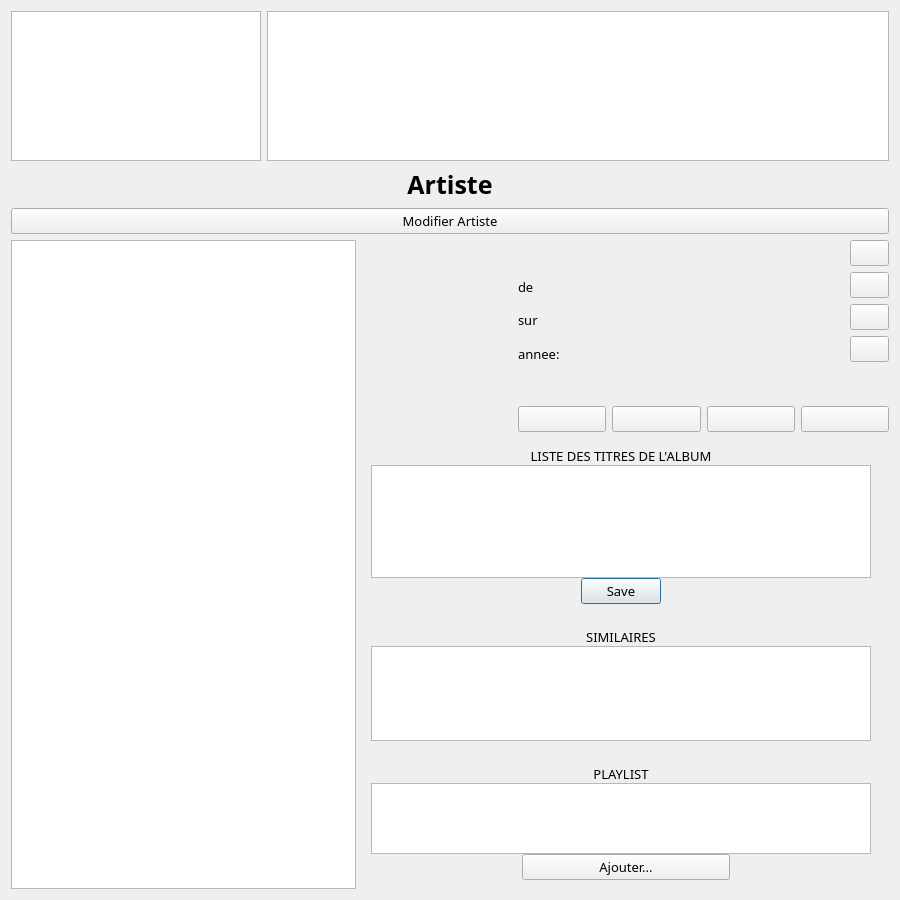
Qt form projet-musique/core/ongletmp3.ui (toopoormaghell/projet-musique) before a commit.
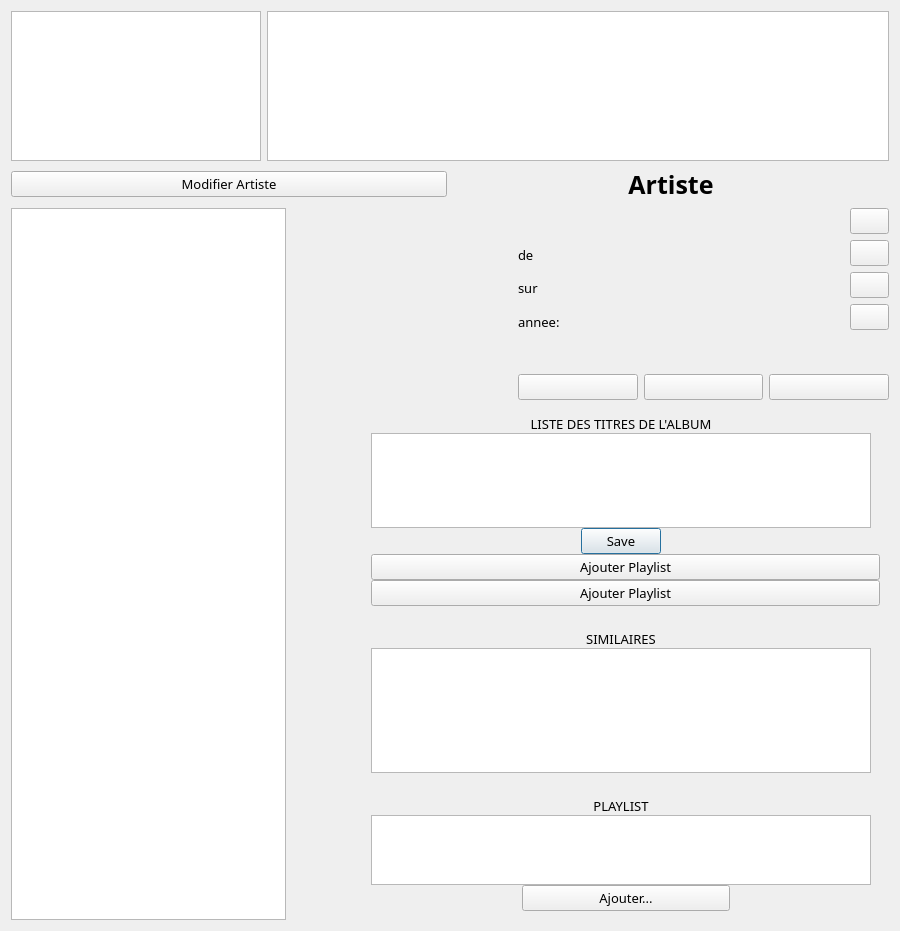
The same form after that commit. Icons and pictures are not drawn.

Commit message: Pleins de nouveaux trucs. L'onglet playlist, les couleurs marchent.

Patch:
```diff
--- a/projet-musique/core/ongletmp3.ui
+++ b/projet-musique/core/ongletmp3.ui
@@ -7,7 +7,7 @@
     <x>0</x>
     <y>0</y>
     <width>900</width>
-    <height>900</height>
+    <height>931</height>
    </rect>
   </property>
   <property name="maximumSize">
@@ -123,6 +123,15 @@
     </layout>
    </item>
    <item>
+    <layout class="QHBoxLayout" name="horizontalLayout_7">
+     <item>
+      <widget class="QPushButton" name="ModifierArtiste">
+       <property name="text">
+        <string>Modifier Artiste</string>
+       </property>
+      </widget>
+     </item>
+     <item>
     <widget class="QLabel" name="Artiste">
      <property name="font">
       <font>
@@ -142,12 +151,7 @@
      </property>
     </widget>
    </item>
-   <item>
-    <widget class="QPushButton" name="ModifierArtiste">
-     <property name="text">
-      <string>Modifier Artiste</string>
-     </property>
-    </widget>
+    </layout>
    </item>
    <item>
     <layout class="QHBoxLayout" name="horizontalLayout_4">
@@ -158,7 +162,7 @@
       <widget class="QTableWidget" name="AlbumsTitres">
        <property name="maximumSize">
         <size>
-         <width>16777215</width>
+         <width>1677</width>
          <height>16777215</height>
         </size>
        </property>
@@ -227,6 +231,22 @@
        </attribute>
       </widget>
      </item>
+     <item>
+      <spacer name="horizontalSpacer_3">
+       <property name="orientation">
+        <enum>Qt::Horizontal</enum>
+       </property>
+       <property name="sizeType">
+        <enum>QSizePolicy::Fixed</enum>
+       </property>
+       <property name="sizeHint" stdset="0">
+        <size>
+         <width>70</width>
+         <height>20</height>
+        </size>
+       </property>
+      </spacer>
+     </item>
      <item>
       <layout class="QVBoxLayout" name="verticalLayout_4">
        <property name="sizeConstraint">
@@ -646,26 +666,6 @@
                </property>
               </widget>
              </item>
-             <item>
-              <widget class="QPushButton" name="Playlist">
-               <property name="toolTip">
-                <string>Ajouter Playlist</string>
-               </property>
-               <property name="accessibleName">
-                <string>raccourcis</string>
-               </property>
-               <property name="styleSheet">
-                <string notr="true"/>
-               </property>
-               <property name="text">
-                <string/>
-               </property>
-               <property name="icon">
-                <iconset resource="IconesMenu.qrc">
-                 <normaloff>:/MP3/playlist</normaloff>:/MP3/playlist</iconset>
-               </property>
-              </widget>
-             </item>
             </layout>
            </item>
           </layout>
@@ -723,7 +723,7 @@
             <property name="maximumSize">
              <size>
               <width>500</width>
-              <height>16777215</height>
+              <height>200</height>
              </size>
             </property>
             <property name="editTriggers">
@@ -750,6 +750,20 @@
             </property>
            </widget>
           </item>
+          <item>
+           <widget class="QPushButton" name="AjouterAlbumPlaylist">
+            <property name="text">
+             <string>Ajouter Playlist</string>
+            </property>
+           </widget>
+          </item>
+          <item>
+           <widget class="QPushButton" name="AjoutListePlaylist">
+            <property name="text">
+             <string>Ajouter Playlist</string>
+            </property>
+           </widget>
+          </item>
          </layout>
         </widget>
        </item>
@@ -798,13 +812,13 @@
             <property name="minimumSize">
              <size>
               <width>500</width>
-              <height>0</height>
+              <height>125</height>
              </size>
             </property>
             <property name="maximumSize">
              <size>
               <width>500</width>
-              <height>175</height>
+              <height>125</height>
              </size>
             </property>
             <property name="iconSize">
@@ -896,10 +910,19 @@
             </property>
             <property name="iconSize">
              <size>
-              <width>100</width>
-              <height>100</height>
+              <width>30</width>
+              <height>30</height>
              </size>
             </property>
+            <property name="gridSize">
+             <size>
+              <width>50</width>
+              <height>50</height>
+             </size>
+            </property>
+            <property name="viewMode">
+             <enum>QListView::IconMode</enum>
+            </property>
            </widget>
           </item>
           <item>
```
Left out of the diff: 14 changed lines with no effect on the pictures. Lines whose indentation alone changed are shown as unchanged. The commit also changes 64 other files.
